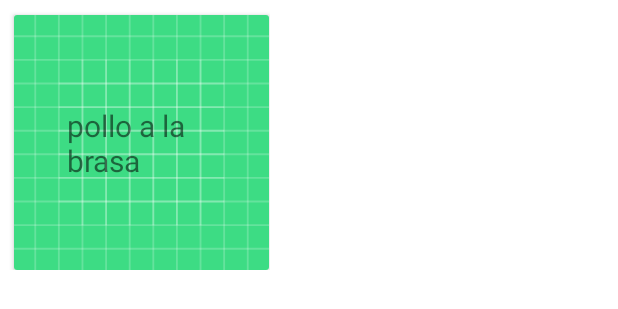
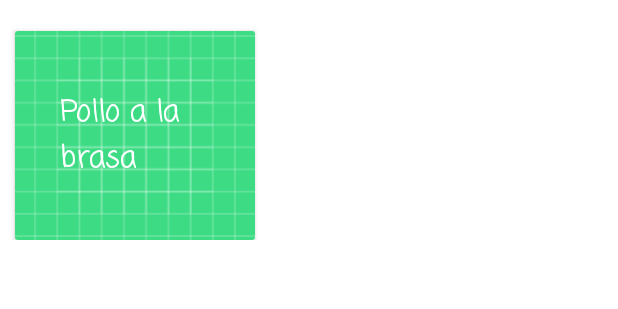
Before and after one commit to khandaniyal/admin_JustEat, an Android app: the layout cardview.xml on its own in the app's theme, with its tools: preview values and no code run, on a phone screen of 412 x 824 dp. Shown: the top 309 px of the screen. Run offline under Robolectric (Android 15) with nearby library versions, the phone set to English and light mode, and no system bars.

Commit message:
-refactor to cardview//finish -Redimension the size of the cardview.xml//finish -launch fragment on item click listener// to do

```diff
--- a/app/src/main/java/com/example/admin_justeat/MainActivity.java
+++ b/app/src/main/java/com/example/admin_justeat/MainActivity.java
@@ -24,13 +24,20 @@ public class MainActivity extends AppCompatActivity {
         super.onCreate(savedInstanceState);
         setContentView(R.layout.activity_main);
         //View view = findViewById(getDrawable(R.drawable.pollo2));
+        for (int i = 0; i<20; i++){
+            names.add("Pollo a la brasa "+i);
+            images.add(getDrawable(R.drawable.pollo2));
+        }
+        /*
         names.add("Pollo a la brasa");
         names.add("pollo a la brasa 2");
         images.add(getDrawable(R.drawable.pollo2));//Me he quedado aquí
         images.add(getDrawable(R.drawable.pollo2));
         names.add("pollo a la brasa 3");
         images.add(getDrawable(R.drawable.pollo2));
-
+        names.add("pollo a la brasa 4");
+        images.add(getDrawable(R.drawable.pollo2));
+    */
         RecyclerView recyclerView = findViewById(R.id.recyclerView);
 
         Log.i("arrayList", ""+names.size());
@@ -39,7 +46,7 @@ public class MainActivity extends AppCompatActivity {
         recyclerView.setLayoutManager(new GridLayoutManager(this, 2));
 
 
-        recyclerView.addItemDecoration(new DividerItemDecoration(this, DividerItemDecoration.VERTICAL));
+        //recyclerView.addItemDecoration(new DividerItemDecoration(this, DividerItemDecoration.VERTICAL));
 
     }
     public FragmentManager getFm(){
--- a/app/src/main/res/layout/cardview.xml
+++ b/app/src/main/res/layout/cardview.xml
@@ -3,22 +3,19 @@
     xmlns:app="http://schemas.android.com/apk/res-auto"
     xmlns:tools="http://schemas.android.com/tools"
     android:layout_width="180dp"
-    android:layout_height="180dp">
+    android:layout_height="160dp">
 
     <androidx.cardview.widget.CardView
         android:id="@+id/cardView"
-        android:layout_width="170dp"
-        android:layout_height="170dp"
+        android:layout_width="match_parent"
+        android:layout_height="139dp"
         android:layout_marginStart="10dp"
-        android:layout_marginTop="10dp"
+        android:layout_marginTop="20dp"
         android:layout_marginEnd="10dp"
-        android:layout_marginBottom="10dp"
         app:layout_constraintBottom_toBottomOf="parent"
         app:layout_constraintEnd_toEndOf="parent"
-        app:layout_constraintHorizontal_bias="0.075"
         app:layout_constraintStart_toStartOf="parent"
-        app:layout_constraintTop_toTopOf="parent"
-        app:layout_constraintVertical_bias="0.03">
+        app:layout_constraintTop_toTopOf="parent">
 
         <androidx.constraintlayout.widget.ConstraintLayout
             android:layout_width="match_parent"
@@ -32,6 +29,7 @@
 
                 app:layout_constraintBottom_toBottomOf="parent"
                 app:layout_constraintEnd_toEndOf="parent"
+                app:layout_constraintHorizontal_bias="1.0"
                 app:layout_constraintStart_toStartOf="parent"
                 app:layout_constraintTop_toTopOf="parent"
                 app:srcCompat="@drawable/ic_launcher_background" />
@@ -45,8 +43,10 @@
                 android:layout_marginTop="40dp"
                 android:layout_marginEnd="10dp"
                 android:layout_marginBottom="40dp"
+                android:fontFamily="casual"
                 android:maxWidth="100dp"
-                android:text="pollo a la brasa "
+                android:text="Pollo a la brasa "
+                android:textColor="@color/white"
                 android:textSize="20dp"
                 app:layout_constraintBottom_toBottomOf="parent"
                 app:layout_constraintEnd_toEndOf="parent"
```
